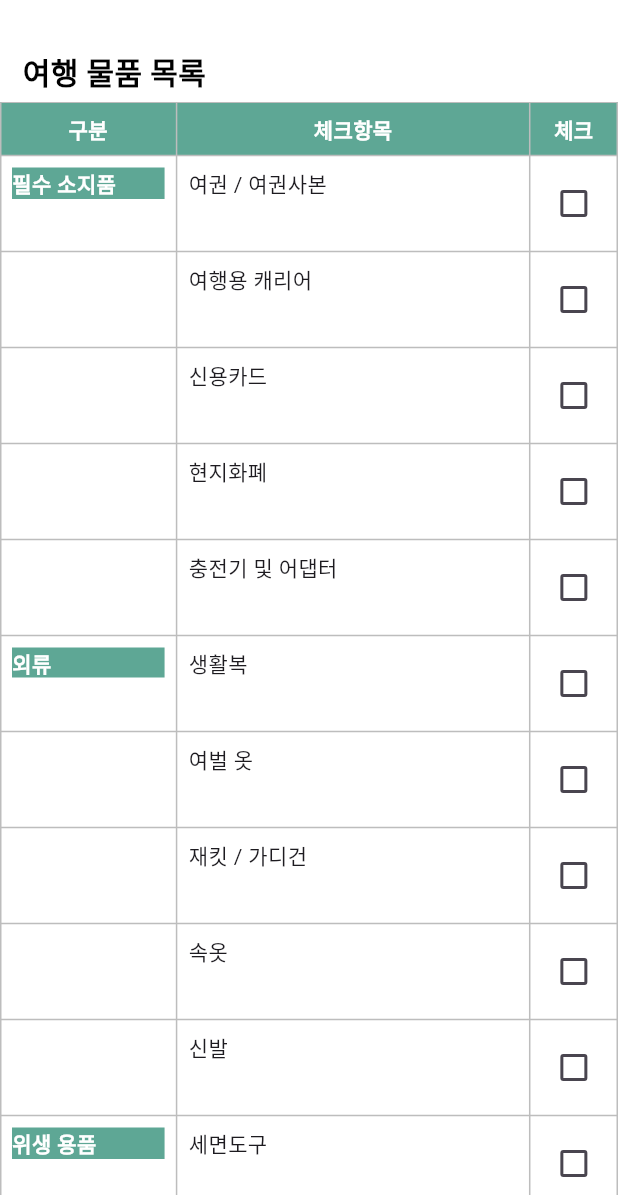
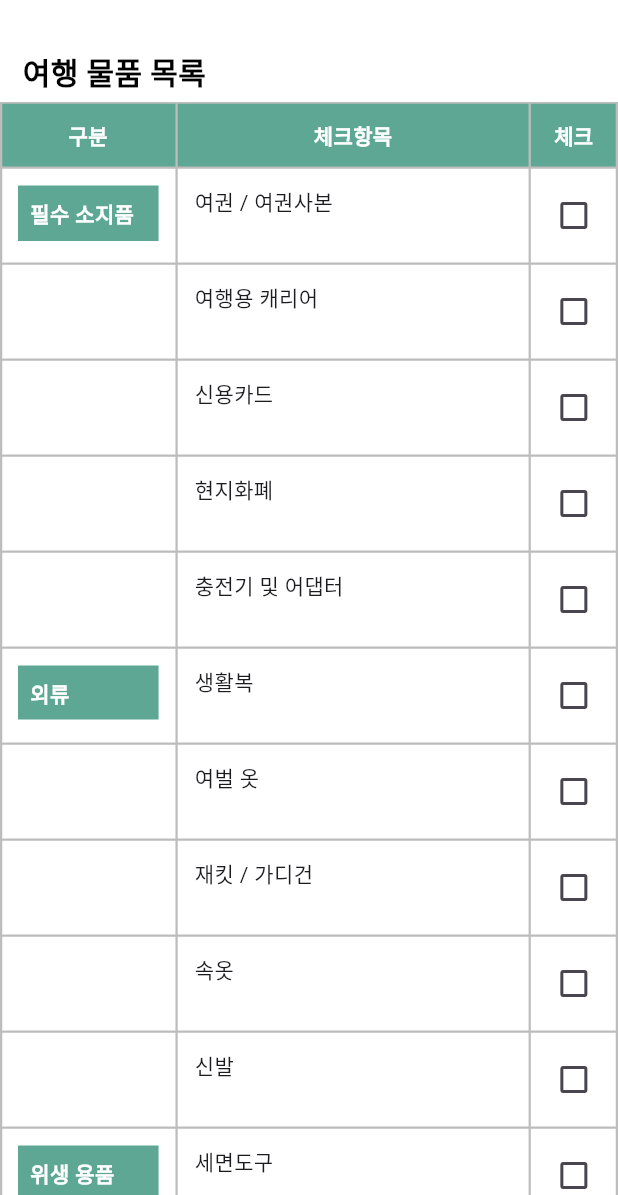
Before and after one commit to Popoisthebest/school_trip_app, a Flutter app: the screen it shows after launch, on a phone screen of 412 x 824 dp, the part 41-1236 px from its top. Run offline on Flutter 3.47's test engine with Material 3 defaults, Android fonts, the phone set to English and light mode, and no system bars; our stand-ins replace connectivity_plus, flutter_svg, google_maps_flutter; Roboto replaces fonts that are missing (Ownglyph okticon).

Commit message:
[feat] 체크리스트 ui 구현

```diff
--- a/lib/main.dart
+++ b/lib/main.dart
@@ -2,6 +2,7 @@ import 'package:flutter/material.dart';
 import 'package:school_trip_app/screens/checklist/checklist.dart';
 
 import 'package:school_trip_app/screens/loading_screens/splash_screen.dart';
+import 'package:school_trip_app/screens/ignorefile.dart';
 
 void main() {
   runApp(const SchoolTripApp());
@@ -17,7 +18,7 @@ class SchoolTripApp extends StatefulWidget {
 class _SchoolTripAppState extends State<SchoolTripApp> {
   @override
   Widget build(BuildContext context) {
-    return const MaterialApp(
+    return  MaterialApp(
       debugShowCheckedModeBanner: false,
       home: Scaffold(
         body: Checklist(),
--- a/lib/screens/checklist/checklist.dart
+++ b/lib/screens/checklist/checklist.dart
@@ -61,6 +61,7 @@ class _ChecklistState extends State<Checklist> {
                 },
                 border: TableBorder.all(
                   color: Colors.grey.shade400,
+                  width: 1.5, // 테두리 두께 조정
                 ),
                 children: _buildTableRows(),
               ),
@@ -83,7 +84,7 @@ class _ChecklistState extends State<Checklist> {
         ),
         children: const [
           Padding(
-            padding: EdgeInsets.all(8.0),
+            padding: EdgeInsets.all(12.0), // 패딩 추가
             child: Text(
               '구분',
               style: TextStyle(
@@ -95,7 +96,7 @@ class _ChecklistState extends State<Checklist> {
             ),
           ),
           Padding(
-            padding: EdgeInsets.all(8.0),
+            padding: EdgeInsets.all(12.0), // 패딩 추가
             child: Text(
               '체크항목',
               style: TextStyle(
@@ -107,7 +108,7 @@ class _ChecklistState extends State<Checklist> {
             ),
           ),
           Padding(
-            padding: EdgeInsets.all(8.0),
+            padding: EdgeInsets.all(12.0), // 패딩 추가
             child: Text(
               '체크',
               style: TextStyle(
@@ -144,9 +145,11 @@ class _ChecklistState extends State<Checklist> {
             // 구분 (카테고리) - 같은 카테고리인 항목에 대해 하나의 셀로 처리
             showCategory
                 ? Padding(
-                    padding: const EdgeInsets.all(8.0),
+                    padding: const EdgeInsets.all(12.0),
                     child: Container(
                       color: const Color(0xFF5EA795),
+                      child: Padding(
+                        padding: const EdgeInsets.all(8.0),
                         child: Text(
                           currentCategory!,
                           style: const TextStyle(
@@ -156,11 +159,12 @@ class _ChecklistState extends State<Checklist> {
                           ),
                         ),
                       ),
+                    ),
                   )
                 : const SizedBox.shrink(), // 같은 구분이면 빈칸 처리
             // 체크 항목명
             Padding(
-              padding: const EdgeInsets.all(8.0),
+              padding: const EdgeInsets.all(12.0),
               child: Text(
                 item['item'],
                 style: TextStyle(
@@ -168,6 +172,7 @@ class _ChecklistState extends State<Checklist> {
                   decoration: item['checked']
                       ? TextDecoration.lineThrough
                       : TextDecoration.none, // 체크 시 중간선
+                  fontWeight: FontWeight.w400, // 텍스트 두께 추가
                 ),
               ),
             ),
```
Also changed, not shown: lib/screens/ignorefile.dart (added, +156 -0 lines). Lines whose indentation alone changed are shown as unchanged.
